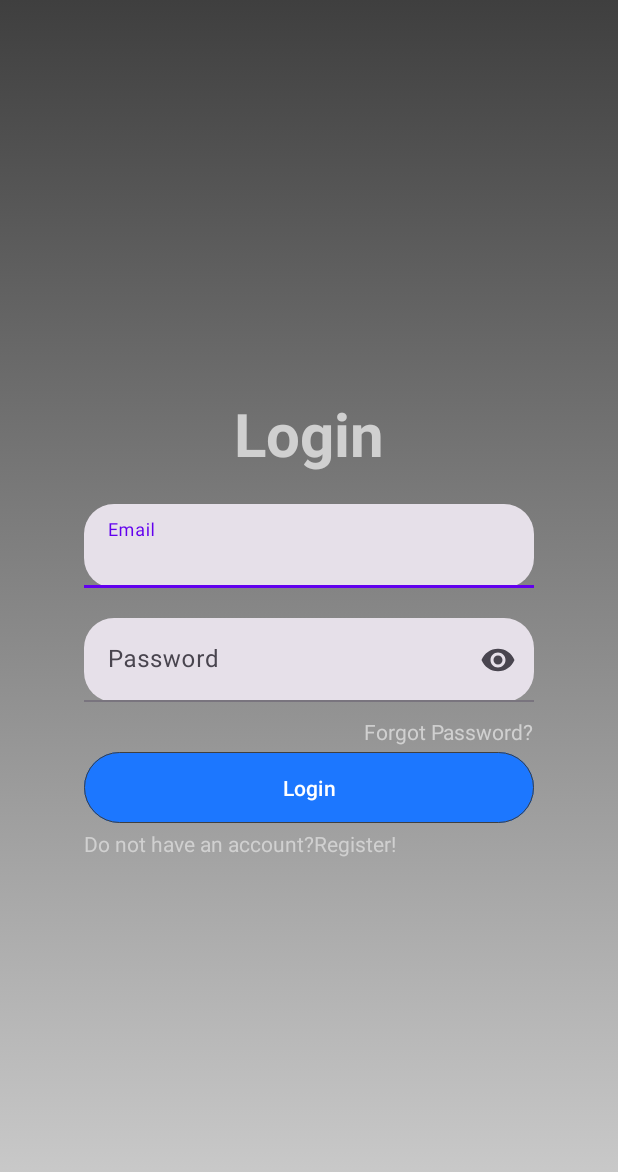
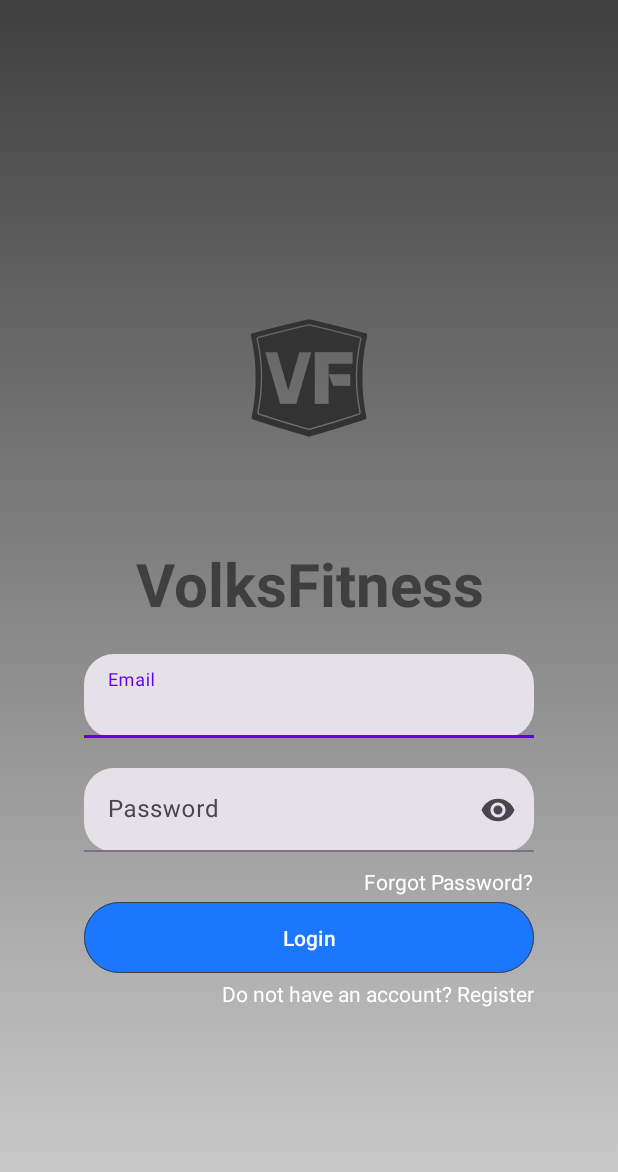
Before and after one commit to LiquidSayuki/FIT5046_Team_Assignment, an Android app: the screen it shows after launch (LoginActivity), on a phone screen of 412 x 824 dp. Shown: the top 1172 px of the screen. Run offline under Robolectric (Android 15) with nearby library versions, the phone set to English and light mode, and no system bars.

Commit message:
Login V3.0 and modifications to build.gradle

```diff
--- a/app/src/main/res/layout/activity_login.xml
+++ b/app/src/main/res/layout/activity_login.xml
@@ -15,14 +15,20 @@
         app:layout_constraintStart_toStartOf="parent"
         app:layout_constraintTop_toTopOf="parent">
 
+        <ImageView
+            android:layout_width="match_parent"
+            android:layout_height="200dp"
+            android:src="@drawable/logo"
+            android:layout_gravity="top"/>
+
         <TextView
             android:layout_width="300dp"
             android:layout_height="wrap_content"
             android:gravity="center"
             android:paddingTop="10dp"
             android:paddingBottom="10dp"
-            android:text="@string/Login"
-            android:textColor="@color/deep_white"
+            android:text="@string/app_name"
+            android:textColor="@color/light_black"
             android:textSize="40sp"
             android:textStyle="bold" />
 
@@ -67,9 +73,9 @@
         <TextView
             android:layout_width="wrap_content"
             android:layout_height="wrap_content"
-            android:layout_gravity="right"
+            android:layout_gravity="end"
             android:text="Forgot Password?"
-            android:textColor="@color/deep_white"/>
+            android:textColor="@color/white"/>
 
         <Button
             style="@style/Widget.Material3.Button"
@@ -81,24 +87,12 @@
             app:strokeColor="@color/light_black"
             app:strokeWidth="1px" />
 
-        <LinearLayout
-            android:layout_width="match_parent"
-            android:layout_height="wrap_content">
-
-            <TextView
-                android:layout_width="wrap_content"
-                android:layout_height="wrap_content"
-                android:layout_gravity="left"
-                android:text="Do not have an account?"
-                android:textColor="@color/deep_white"/>
-
-            <TextView
-                android:layout_width="wrap_content"
-                android:layout_height="wrap_content"
-                android:gravity="left"
-                android:text="Register!"
-                android:textColor="@color/deep_white"/>
-        </LinearLayout>
+        <TextView
+            android:layout_width="wrap_content"
+            android:layout_height="wrap_content"
+            android:text="Do not have an account? Register"
+            android:layout_gravity="end"
+            android:textColor="@color/white"/>
 
     </LinearLayout>
 
--- a/build.gradle
+++ b/build.gradle
@@ -10,8 +10,8 @@ buildscript {
 }
 // Top-level build file where you can add configuration options common to all sub-projects/modules.
 plugins {
-    id 'com.android.application' version '7.1.2' apply false
-    id 'com.android.library' version '7.1.2' apply false
+    id 'com.android.application' version '7.1.3' apply false
+    id 'com.android.library' version '7.1.3' apply false
 }
 
 task clean(type: Delete) {
```
Also changed, not shown: app/build.gradle (+23 -1 lines), app/src/main/res/drawable/logo.png (added).
